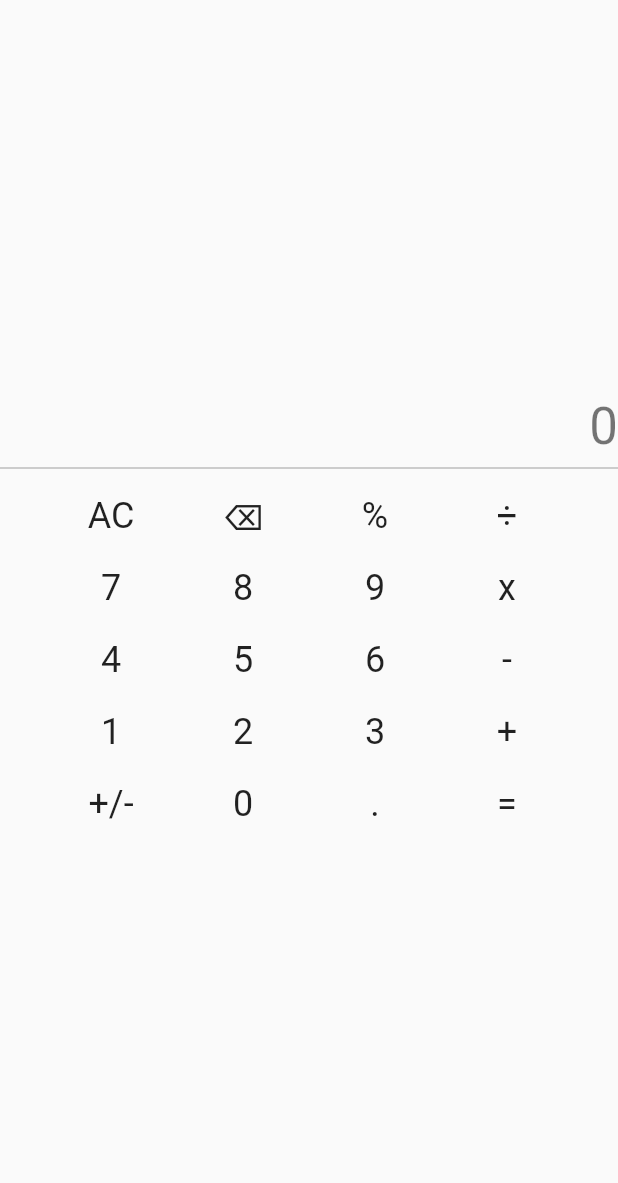
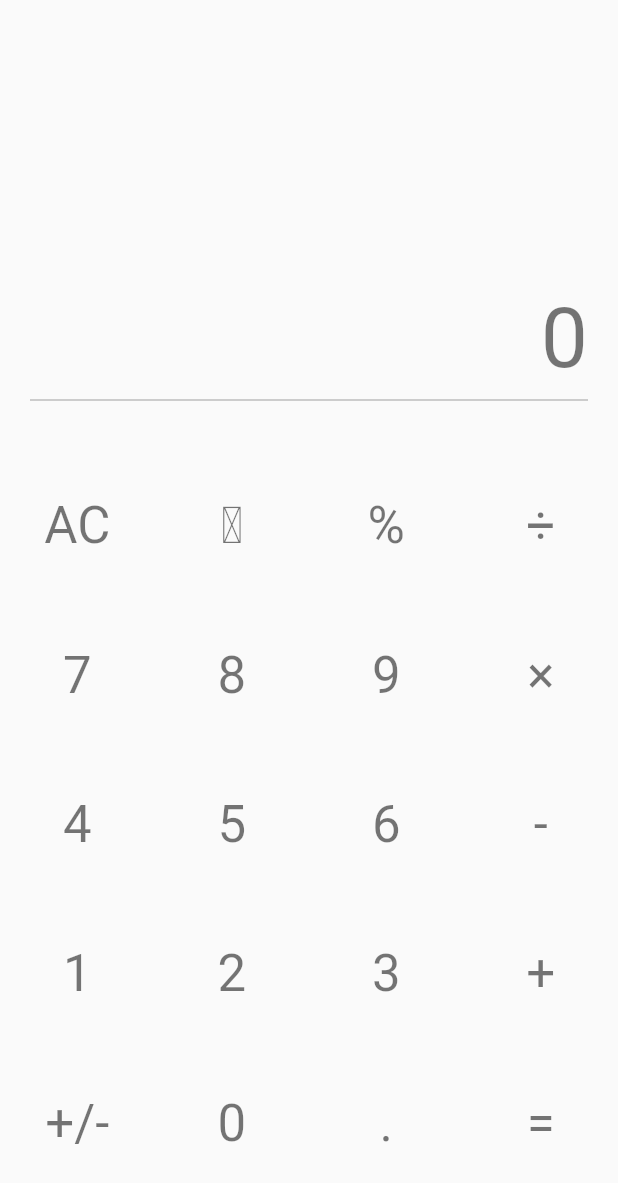
Before and after one commit to DanangPurnanto/MyCalculator, a Flutter app: the screen it shows after launch, on a phone screen of 412 x 824 dp. Shown: the top 1183 px of the screen. Run offline on Flutter 3.47's test engine with Material 2 defaults, Android fonts, the phone set to English and light mode, and no system bars; our stand-ins replace decimal.

Commit message:
- Reformat code using dartfmt - Added Expanded and Spacer to give buttons better alignment

```diff
--- a/lib/main.dart
+++ b/lib/main.dart
@@ -1,14 +1,8 @@
+import 'package:flutter/cupertino.dart';
 import 'package:flutter/material.dart';
 import 'package:decimal/decimal.dart';
 
-enum Operator {
-  ADD,
-  SUBSTRACT,
-  MULTIPLY,
-  DIVIDE,
-  EQUALS,
-  NONE
-}
+enum Operator { ADD, SUBSTRACT, MULTIPLY, DIVIDE, EQUALS, NONE }
 
 void main() {
   runApp(MyApp());
@@ -45,6 +39,7 @@ class MyHomePage extends StatefulWidget {
 }
 
 class _MyHomePageState extends State<MyHomePage> {
+  //TODO : bug, press equals then press 0 twice then press other number
   static const int MAX_LENGTH = 15;
   static const String ERROR_DIVIDE_BY_ZERO = 'Error: divide by zero';
   Decimal _currentValue = Decimal.parse('0');
@@ -64,14 +59,11 @@ class _MyHomePageState extends State<MyHomePage> {
 
   void _calculate(Operator _newOperator, String _newValue) {
     setState(() {
-
-      if (_displayedValue == ERROR_DIVIDE_BY_ZERO)
-      {
+      if (_displayedValue == ERROR_DIVIDE_BY_ZERO) {
         return;
       }
 
-      if (!_allowCalculate)
-      {
+      if (!_allowCalculate) {
         _currentOperator = _newOperator;
         return;
       }
@@ -82,8 +74,8 @@ class _MyHomePageState extends State<MyHomePage> {
       _insertNewValue = true;
       _allowBackspace = false;
 
-      if (_currentOperator == Operator.DIVIDE && _dValue == Decimal.parse('0'))
-      {
+      if (_currentOperator == Operator.DIVIDE &&
+          _dValue == Decimal.parse('0')) {
         _displayedValue = ERROR_DIVIDE_BY_ZERO;
         _allowCalculate = false;
         _currentOperator = Operator.NONE;
@@ -94,32 +86,32 @@ class _MyHomePageState extends State<MyHomePage> {
 
       switch (_currentOperator) {
         case Operator.ADD:
-          print ('ADD');
+          print('ADD');
           _currentValue += _dValue;
           _allowCalculate = false;
           break;
         case Operator.SUBSTRACT:
-          print ('SUBSTRACT');
+          print('SUBSTRACT');
           _currentValue -= _dValue;
           _allowCalculate = false;
           break;
         case Operator.MULTIPLY:
-          print ('MULTIPLY');
+          print('MULTIPLY');
           _currentValue *= _dValue;
           _allowCalculate = false;
           break;
         case Operator.DIVIDE:
-          print ('DIVIDE');
+          print('DIVIDE');
           _currentValue /= _dValue;
           _allowCalculate = false;
           break;
         case Operator.EQUALS:
-          print ('EQUALS');
+          print('EQUALS');
           _currentValue = _dValue;
           _allowCalculate = true;
           break;
         case Operator.NONE:
-          print ('NONE');
+          print('NONE');
           _currentValue = _dValue;
           _allowCalculate = false;
           break;
@@ -131,47 +123,35 @@ class _MyHomePageState extends State<MyHomePage> {
     });
   }
 
-  void _updateText(String _newValue)
-  {
+  void _updateText(String _newValue) {
     String _tempString = _displayedValue.replaceAll(',', '');
     setState(() {
-
-      if (!_insertNewValue && _tempString.length > MAX_LENGTH - 1)
-      {
+      if (!_insertNewValue && _tempString.length > MAX_LENGTH - 1) {
         return;
       }
 
-      if (_newValue == '.')
-      {
-        if (_insertNewValue)
-        {
+      if (_newValue == '.') {
+        if (_insertNewValue) {
           _displayedValue = '0.';
           _insertNewValue = false;
           return;
-        }
-        else if (_displayedValue.contains('.'))
-        {
+        } else if (_displayedValue.contains('.')) {
           return;
-        }
-        else
-        {
+        } else {
           _displayedValue += _newValue;
           return;
         }
       }
 
-      if (_newValue == '0' && _displayedValue == '0')
-      {
+      if (_newValue == '0' && _displayedValue == '0') {
+        _insertNewValue = true;
         return;
       }
 
-      if (_insertNewValue)
-      {
+      if (_insertNewValue) {
         _tempString = _newValue;
         _insertNewValue = false;
-      }
-      else
-      {
+      } else {
         _tempString += _newValue;
       }
 
@@ -179,43 +159,35 @@ class _MyHomePageState extends State<MyHomePage> {
 
       _allowCalculate = true;
       _allowBackspace = true;
-    }
-    );
+    });
   }
 
-  void _formatText(String _inValue)
-  {
+  void _formatText(String _inValue) {
     setState(() {
-      if (_inValue.length > MAX_LENGTH || _inValue.contains('e+'))
-      {
+      if (_inValue.length > MAX_LENGTH || _inValue.contains('e+')) {
         _displayedValue = Decimal.parse(_inValue).toStringAsExponential();
-      }
-      else
-      {
+      } else {
         String _tempStr = _inValue;
 
         final index = _tempStr.indexOf('.');
 
-        if (index >= 0)
-        {
+        if (index >= 0) {
           _integerString = _tempStr.substring(0, index);
           _fractString = _tempStr.substring(index + 1, _tempStr.length);
-          _integerString = _integerString.toString().replaceAllMapped(_reg, _mathFunc);
+          _integerString =
+              _integerString.toString().replaceAllMapped(_reg, _mathFunc);
           _displayedValue = _integerString + '.' + _fractString;
-        }
-        else
-        {
-          _displayedValue = _inValue.toString().replaceAllMapped(_reg, _mathFunc);
+        } else {
+          _displayedValue =
+              _inValue.toString().replaceAllMapped(_reg, _mathFunc);
         }
       }
     });
   }
 
-  void _negate()
-  {
+  void _negate() {
     setState(() {
-      if (_displayedValue == ERROR_DIVIDE_BY_ZERO)
-      {
+      if (_displayedValue == ERROR_DIVIDE_BY_ZERO) {
         return;
       }
 
@@ -225,11 +197,9 @@ class _MyHomePageState extends State<MyHomePage> {
     });
   }
 
-  void _percentage()
-  {
+  void _percentage() {
     setState(() {
-      if (_displayedValue == ERROR_DIVIDE_BY_ZERO)
-      {
+      if (_displayedValue == ERROR_DIVIDE_BY_ZERO) {
         return;
       }
 
@@ -242,21 +212,16 @@ class _MyHomePageState extends State<MyHomePage> {
     });
   }
 
-  void _backspace()
-  {
+  void _backspace() {
     setState(() {
-
-      if (_allowBackspace)
-      {
+      if (_allowBackspace) {
         String _tempStr = _displayedValue.replaceAll(',', '');
 
-        if (_tempStr.length == 1 || (_tempStr.length == 2 && _tempStr.substring(0, 1) == '-' ))
-        {
+        if (_tempStr.length == 1 ||
+            (_tempStr.length == 2 && _tempStr.substring(0, 1) == '-')) {
           _tempStr = '0';
           _insertNewValue = true;
-        }
-        else
-        {
+        } else {
           _tempStr = _tempStr.substring(0, _tempStr.length - 1);
         }
 
@@ -265,8 +230,7 @@ class _MyHomePageState extends State<MyHomePage> {
     });
   }
 
-  void _reset()
-  {
+  void _reset() {
     setState(() {
       _currentValue = Decimal.parse('0');
       _displayedValue = '0';
@@ -282,143 +246,256 @@ class _MyHomePageState extends State<MyHomePage> {
     return Scaffold(
       body: Center(
         child: Column(
-          mainAxisAlignment: MainAxisAlignment.center,
+          mainAxisAlignment: MainAxisAlignment.start,
           children: <Widget>[
-//            Text(
-//              'current value : $_currentValue',
-//              style: Theme.of(context).textTheme.bodyText1,
-//            ),
-//            Text(
-//              'display value : $_displayedValue',
-//              style: Theme.of(context).textTheme.bodyText1,
-//            ),
-//            Text(
-//              'current operator : $_currentOperator',
-//              style: Theme.of(context).textTheme.bodyText1,
-//            ),
-//            Text(
-//              'allow calculate : $_allowCalculate',
-//              style: Theme.of(context).textTheme.bodyText1,
-//            ),
-            new Row (
+            Flexible(
+              flex: 1,
+              fit: FlexFit.tight,
+              child: new Column(
                 mainAxisAlignment: MainAxisAlignment.end,
-                children : <Widget>[
-                    Text(
+                children: <Widget>[
+                  new Container(
+                    padding: EdgeInsets.only(left: 20.0, right: 20.0),
+                    alignment: Alignment.centerRight,
+                    child: Text(
                       //Main Display
                       '$_displayedValue',
-                      style: Theme.of(context).textTheme.headline4,
+                      style: Theme.of(context).textTheme.headline2,
                       textAlign: TextAlign.right,
+                    ),
+                  ),
+                  new Container(
+                    padding: EdgeInsets.only(left: 20.0, right: 20.0),
+                    child: new Divider(
+                      color: Colors.grey,
+                    ),
                   ),
                 ],
               ),
-
-            new Divider(
-              color: Colors.grey,
             ),
+            Flexible(
+              flex: 2,
+              fit: FlexFit.tight,
+              child: new Column(
+                children: <Widget>[
+                  Spacer(flex: 1),
                   new Row(
                     mainAxisAlignment: MainAxisAlignment.center,
-              children : <Widget>[
-                FlatButton (
-                onPressed: () =>_reset(),
-                  child: new Text('AC', style: Theme.of(context).textTheme.headline5,),
+                    children: <Widget>[
+                      Expanded(
+                        child: FlatButton(
+                          onPressed: () => _reset(),
+                          child: new Text(
+                            'AC',
+                            style: Theme.of(context).textTheme.headline4,
                           ),
-                FlatButton (
+                        ),
+                      ),
+                      Expanded(
+                        child: FlatButton(
                           onPressed: _backspace,
-                  child: new Text('⌫', style: Theme.of(context).textTheme.headline5,),
+                          child: new Text(
+                            '\u232B', //backspace symbol
+                            style: Theme.of(context).textTheme.headline4,
                           ),
-                FlatButton (
+                        ),
+                      ),
+                      Expanded(
+                        child: FlatButton(
                           onPressed: _percentage,
-                  child: new Text('%', style: Theme.of(context).textTheme.headline5,),
+                          child: new Text(
+                            '%',
+                            style: Theme.of(context).textTheme.headline4,
                           ),
-                FlatButton (
-                  onPressed: () => _calculate(Operator.DIVIDE, _displayedValue),
-                  child: new Text('÷', style: Theme.of(context).textTheme.headline5,),
+                        ),
+                      ),
+                      Expanded(
+                        child: FlatButton(
+                          onPressed: () =>
+                              _calculate(Operator.DIVIDE, _displayedValue),
+                          child: new Text(
+                            '\u00F7', //divide symbol
+                            style: Theme.of(context).textTheme.headline4,
+                          ),
+                        ),
                       ),
                     ],
                   ),
+                  Spacer(flex: 1),
                   new Row(
                     mainAxisAlignment: MainAxisAlignment.center,
-              children : <Widget>[
-                FlatButton (
-                  onPressed: () =>_updateText('7'),
-                  child: new Text('7', style: Theme.of(context).textTheme.headline5,),
+                    children: <Widget>[
+                      Expanded(
+                        child: FlatButton(
+                          onPressed: () => _updateText('7'),
+                          child: new Text(
+                            '7',
+                            style: Theme.of(context).textTheme.headline4,
                           ),
-                FlatButton (
-                  onPressed: () =>_updateText('8'),
-                  child: new Text('8', style: Theme.of(context).textTheme.headline5,),
                         ),
-                FlatButton (
-                  onPressed: () =>_updateText('9'),
-                  child: new Text('9', style: Theme.of(context).textTheme.headline5,),
                       ),
-                FlatButton (
-                  onPressed: () => _calculate(Operator.MULTIPLY, _displayedValue),
-                  child: new Text('x', style: Theme.of(context).textTheme.headline5,),
+                      Expanded(
+                        child: FlatButton(
+                          onPressed: () => _updateText('8'),
+                          child: new Text(
+                            '8',
+                            style: Theme.of(context).textTheme.headline4,
+                          ),
+                        ),
+                      ),
+                      Expanded(
+                        child: FlatButton(
+                          onPressed: () => _updateText('9'),
+                          child: new Text(
+                            '9',
+                            style: Theme.of(context).textTheme.headline4,
+                          ),
+                        ),
+                      ),
+                      Expanded(
+                        child: FlatButton(
+                          onPressed: () =>
+                              _calculate(Operator.MULTIPLY, _displayedValue),
+                          child: new Text(
+                            '\u00d7', //multiple symbol
+                            style: Theme.of(context).textTheme.headline4,
+                          ),
+                        ),
                       ),
                     ],
                   ),
+                  Spacer(flex: 1),
                   new Row(
                     mainAxisAlignment: MainAxisAlignment.center,
-              children : <Widget>[
-                FlatButton (
-                  onPressed: () =>_updateText('4'),
-                  child: new Text('4', style: Theme.of(context).textTheme.headline5,),
+                    children: <Widget>[
+                      Expanded(
+                        child: FlatButton(
+                          onPressed: () => _updateText('4'),
+                          child: new Text(
+                            '4',
+                            style: Theme.of(context).textTheme.headline4,
                           ),
-                FlatButton (
-                  onPressed: () =>_updateText('5'),
-                  child: new Text('5', style: Theme.of(context).textTheme.headline5,),
                         ),
-                FlatButton (
-                  onPressed: () =>_updateText('6'),
-                  child: new Text('6', style: Theme.of(context).textTheme.headline5,),
                       ),
-                FlatButton (
-                  onPressed: () => _calculate(Operator.SUBSTRACT, _displayedValue),
-                  child: new Text('-', style: Theme.of(context).textTheme.headline5,),
+                      Expanded(
+                        child: FlatButton(
+                          onPressed: () => _updateText('5'),
+                          child: new Text(
+                            '5',
+                            style: Theme.of(context).textTheme.headline4,
+                          ),
+                        ),
+                      ),
+                      Expanded(
+                        child: FlatButton(
+                          onPressed: () => _updateText('6'),
+                          child: new Text(
+                            '6',
+                            style: Theme.of(context).textTheme.headline4,
+                          ),
+                        ),
+                      ),
+                      Expanded(
+                        child: FlatButton(
+                          onPressed: () =>
+                              _calculate(Operator.SUBSTRACT, _displayedValue),
+                          child: new Text(
+                            '-',
+                            style: Theme.of(context).textTheme.headline4,
+                          ),
+                        ),
                       ),
                     ],
                   ),
+                  Spacer(flex: 1),
                   new Row(
                     mainAxisAlignment: MainAxisAlignment.center,
-              children : <Widget>[
-                FlatButton (
-                  onPressed: () =>_updateText('1'),
-                  child: new Text('1', style: Theme.of(context).textTheme.headline5,),
+                    children: <Widget>[
+                      Expanded(
+                        child: FlatButton(
+                          onPressed: () => _updateText('1'),
+                          child: new Text(
+                            '1',
+                            style: Theme.of(context).textTheme.headline4,
                           ),
-                FlatButton (
-                  onPressed: () =>_updateText('2'),
-                  child: new Text('2', style: Theme.of(context).textTheme.headline5,),
                         ),
-                FlatButton (
-                  onPressed: () =>_updateText('3'),
-                  child: new Text('3', style: Theme.of(context).textTheme.headline5,),
                       ),
-                FlatButton (
-                  onPressed: () => _calculate(Operator.ADD, _displayedValue),
-                  child: new Text('+', style: Theme.of(context).textTheme.headline5,),
+                      Expanded(
+                        child: FlatButton(
+                          onPressed: () => _updateText('2'),
+                          child: new Text(
+                            '2',
+                            style: Theme.of(context).textTheme.headline4,
+                          ),
+                        ),
+                      ),
+                      Expanded(
+                        child: FlatButton(
+                          onPressed: () => _updateText('3'),
+                          child: new Text(
+                            '3',
+                            style: Theme.of(context).textTheme.headline4,
+                          ),
+                        ),
+                      ),
+                      Expanded(
+                        child: FlatButton(
+                          onPressed: () =>
+                              _calculate(Operator.ADD, _displayedValue),
+                          child: new Text(
+                            '+',
+                            style: Theme.of(context).textTheme.headline4,
+                          ),
+                        ),
                       ),
                     ],
                   ),
+                  Spacer(flex: 1),
                   new Row(
                     mainAxisAlignment: MainAxisAlignment.center,
-              children : <Widget>[
-                FlatButton (
+                    children: <Widget>[
+                      Expanded(
+                        child: FlatButton(
                           onPressed: _negate,
-                  child: new Text('+/-', style: Theme.of(context).textTheme.headline5,),
+                          child: new Text(
+                            '+/-',
+                            style: Theme.of(context).textTheme.headline4,
                           ),
-                FlatButton (
-                  onPressed: () =>_updateText('0'),
-                  child: new Text('0', style: Theme.of(context).textTheme.headline5,),
                         ),
-                FlatButton (
-                  onPressed: () =>_updateText('.'),
-                  child: new Text('.', style: Theme.of(context).textTheme.headline5,),
                       ),
-                FlatButton (
-                  onPressed: () => _calculate(Operator.EQUALS, _displayedValue),
-                  child: new Text('=', style: Theme.of(context).textTheme.headline5,),
+                      Expanded(
+                        child: FlatButton(
+                          onPressed: () => _updateText('0'),
+                          child: new Text(
+                            '0',
+                            style: Theme.of(context).textTheme.headline4,
+                          ),
+                        ),
+                      ),
+                      Expanded(
+                        child: FlatButton(
+                          onPressed: () => _updateText('.'),
+                          child: new Text(
+                            '.',
+                            style: Theme.of(context).textTheme.headline4,
+                          ),
+                        ),
+                      ),
+                      Expanded(
+                        child: FlatButton(
+                          onPressed: () =>
+                              _calculate(Operator.EQUALS, _displayedValue),
+                          child: new Text(
+                            '=',
+                            style: Theme.of(context).textTheme.headline4,
+                          ),
+                        ),
                       ),
                     ],
+                  ),
+                  Spacer(flex: 1),
+                ],
+              ),
             ),
           ],
         ),
```
Lines whose indentation alone changed are shown as unchanged.
